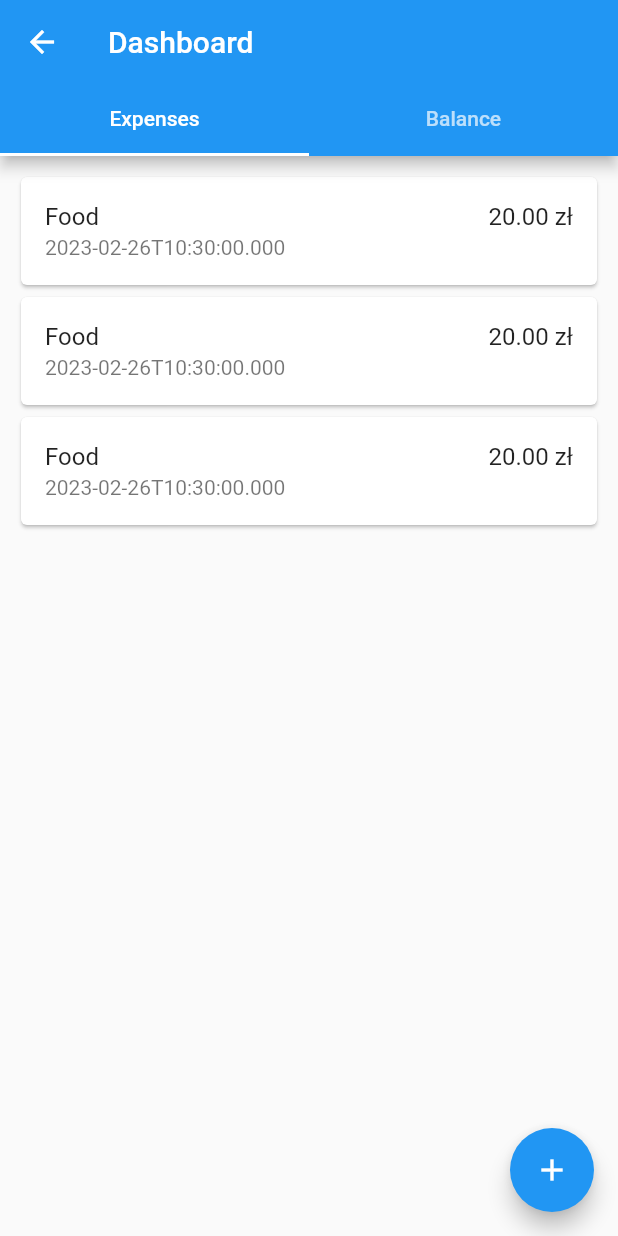
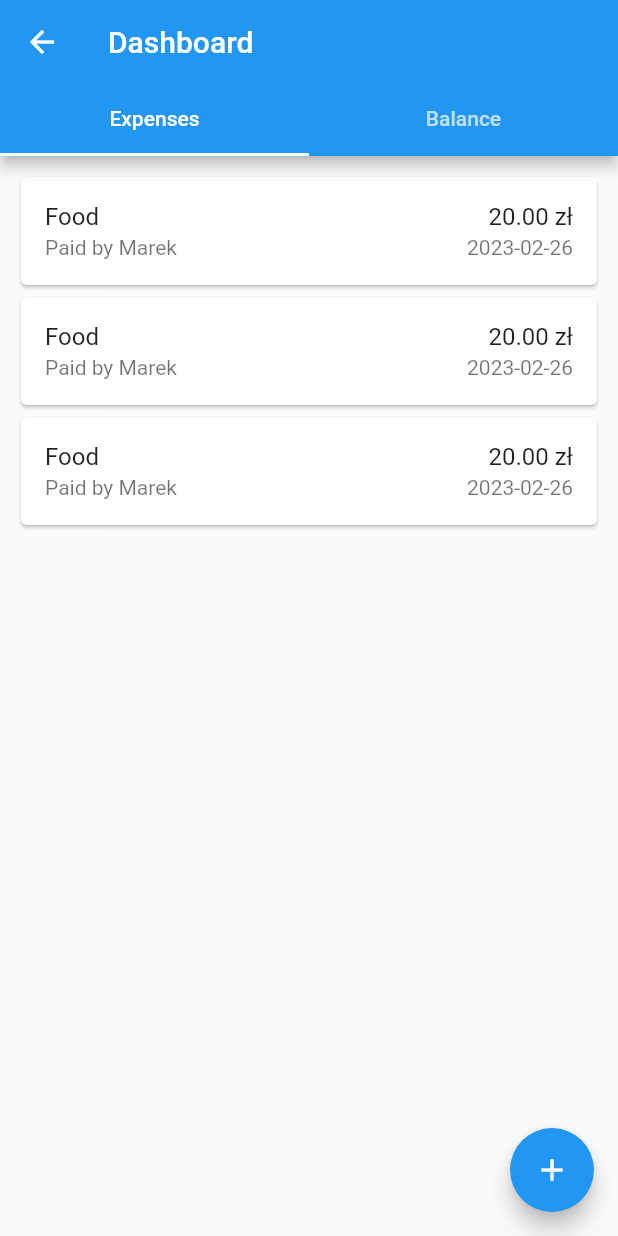
Before and after one commit to MarekD97/share-cost-app, a Flutter app: the screen it shows after launch, after a tap on the "add" icon, after a tap on "Family", on a phone screen of 412 x 824 dp. Run offline on Flutter 3.47's test engine with Material 2 defaults, Android fonts, the phone set to English and light mode, and no system bars; our stand-ins replace cloud_firestore, currency_text_input_formatter, firebase_core; accounts and stored records are empty.

Commit message:
Add group card and update expense card

```diff
--- a/lib/components/expense_card.dart
+++ b/lib/components/expense_card.dart
@@ -1,14 +1,15 @@
 import 'package:flutter/material.dart';
+import 'package:intl/intl.dart';
+import 'package:share_cost_app/models/expense_model.dart';
 
 class ExpenseCard extends StatelessWidget {
-  const ExpenseCard({this.title, this.price, this.date, Key? key})
+  const ExpenseCard(
+      {required this.expense, this.onTap, this.onLongPress, Key? key})
       : super(key: key);
 
-  final String? title;
-  final num? price;
-  final DateTime? date;
-
-  final String currency = 'zł';
+  final Expense expense;
+  final Function()? onTap;
+  final Function()? onLongPress;
 
   @override
   Widget build(BuildContext context) {
@@ -16,15 +17,22 @@ class ExpenseCard extends StatelessWidget {
       shape: RoundedRectangleBorder(borderRadius: BorderRadius.circular(4.0)),
       elevation: 1,
       child: ListTile(
+          onTap: onTap,
+          onLongPress: onLongPress,
           title: Row(
             mainAxisAlignment: MainAxisAlignment.spaceBetween,
             children: [
-              Text(title ?? ''),
-              Text(
-                  price != null ? '${price!.toStringAsFixed(2)} $currency' : '')
+              Text(expense.name),
+              Text('${expense.amountSpent.toStringAsFixed(2)} zł')
             ],
           ),
-          subtitle: Text(date != null ? date!.toIso8601String() : '')),
+          subtitle: Row(
+            mainAxisAlignment: MainAxisAlignment.spaceBetween,
+            children: [
+              Text('Paid by ${expense.paidBy.name}'),
+              Text(DateFormat('yyyy-MM-dd').format(expense.createdAt)),
+            ],
+          )),
     );
   }
 }
--- /dev/null
+++ b/lib/components/group_card.dart
@@ -0,0 +1,38 @@
+import 'package:flutter/material.dart';
+import 'package:intl/intl.dart';
+import 'package:share_cost_app/models/group_model.dart';
+
+class GroupCard extends StatelessWidget {
+  const GroupCard({required this.group, this.onTap, this.onLongPress, Key? key})
+      : super(key: key);
+
+  final Group group;
+  final Function()? onTap;
+  final Function()? onLongPress;
+
+  @override
+  Widget build(BuildContext context) {
+    DateFormat format = DateFormat('yyyy-MM-dd');
+    num sum = group.expenses.fold(
+        0.0, (previousValue, element) => previousValue + element.amountSpent);
+    String members = group.members.map((element) => element.name).join(", ");
+    return Card(
+      shape: RoundedRectangleBorder(borderRadius: BorderRadius.circular(4.0)),
+      elevation: 1,
+      child: ListTile(
+          title: Row(
+            mainAxisAlignment: MainAxisAlignment.spaceBetween,
+            children: [Text(group.name), Text('${sum.toStringAsFixed(2)} zł')],
+          ),
+          subtitle: Row(
+            mainAxisAlignment: MainAxisAlignment.spaceBetween,
+            children: [
+              Text(members),
+              Text(format.format(group.createdAt)),
+            ],
+          ),
+          onLongPress: onLongPress,
+          onTap: onTap),
+    );
+  }
+}
--- a/lib/views/dashboard_view.dart
+++ b/lib/views/dashboard_view.dart
@@ -2,7 +2,6 @@ import 'package:flutter/material.dart';
 import 'package:share_cost_app/components/balance_card.dart';
 import 'package:share_cost_app/components/expense_card.dart';
 import 'package:share_cost_app/components/expense_chart.dart';
-import 'package:share_cost_app/models/expense_model.dart';
 import 'package:share_cost_app/models/group_model.dart';
 import 'package:share_cost_app/routes.dart';
 import 'package:share_cost_app/services/cloud_firebase_service.dart';
@@ -38,13 +37,8 @@ class _DashboardViewState extends State<DashboardView> {
             Group group = Group.fromJson(
                 snapshot.data!.docs[0].data() as Map<String, dynamic>);
             return ListView.builder(
-              itemBuilder: (context, index) {
-                Expense expense = group.expenses[index];
-                return ExpenseCard(
-                    title: expense.name,
-                    price: expense.amountSpent,
-                    date: expense.createdAt);
-              },
+              itemBuilder: (context, index) =>
+                  ExpenseCard(expense: group.expenses[index]),
               itemCount: group.expenses.length,
               padding: const EdgeInsets.fromLTRB(10.0, 10.0, 10.0, 60.0),
             );
--- a/lib/views/groups/group_list_view.dart
+++ b/lib/views/groups/group_list_view.dart
@@ -1,5 +1,5 @@
 import 'package:flutter/material.dart';
-import 'package:intl/intl.dart';
+import 'package:share_cost_app/components/group_card.dart';
 import 'package:share_cost_app/models/expense_model.dart';
 import 'package:share_cost_app/models/group_model.dart';
 import 'package:share_cost_app/models/person_model.dart';
@@ -50,25 +50,14 @@ class _GroupListViewState extends State<GroupListView> {
               return Group.fromJson(doc.data() as Map<String, dynamic>);
             }).toList();
             return ListView.builder(
-              itemBuilder: (context, index) {
-                Group group = groups[index];
-                DateFormat format = DateFormat('yyyy-MM-dd, hh:mm');
-                return Card(
-                  shape: RoundedRectangleBorder(
-                      borderRadius: BorderRadius.circular(4.0)),
-                  elevation: 1,
-                  child: ListTile(
-                    title: Text(group.name),
-                    subtitle:
-                        Text('Created at: ${format.format(group.createdAt)}'),
-                    onLongPress: handleOnLongPress,
-                    onTap: () {
-                      Navigator.pushNamed(context, Routes.dashboard,
-                          arguments: <String, dynamic>{'id': group.id});
-                    },
-                  ),
-                );
-              },
+              itemBuilder: (context, index) => GroupCard(
+                group: groups[index],
+                onTap: () {
+                  Navigator.pushNamed(context, Routes.dashboard,
+                      arguments: <String, dynamic>{'id': groups[index].id});
+                },
+                onLongPress: handleOnLongPress,
+              ),
               itemCount: groups.length,
             );
           } else {
```
